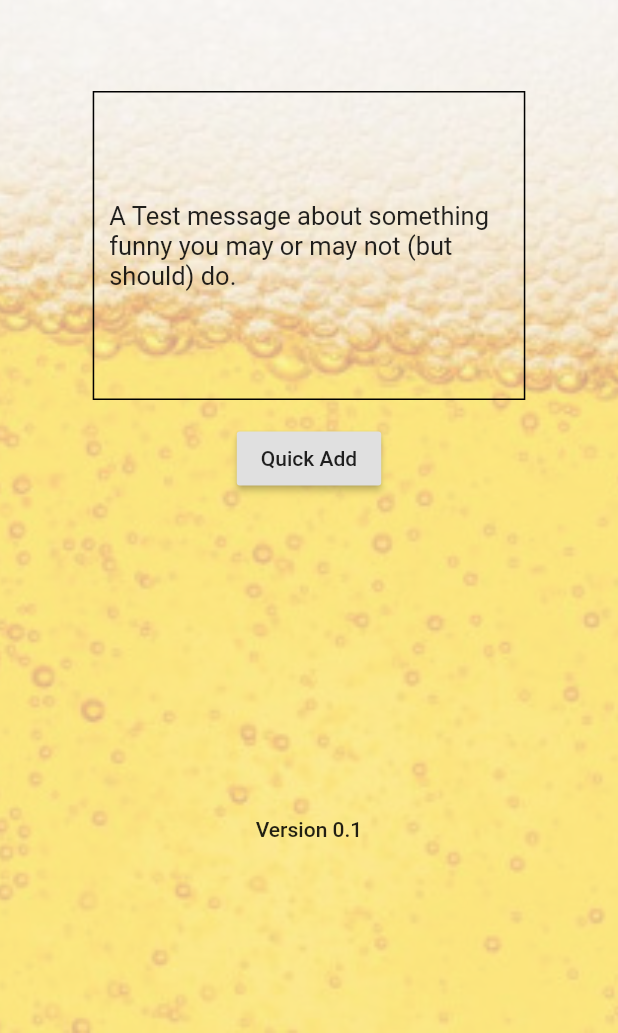
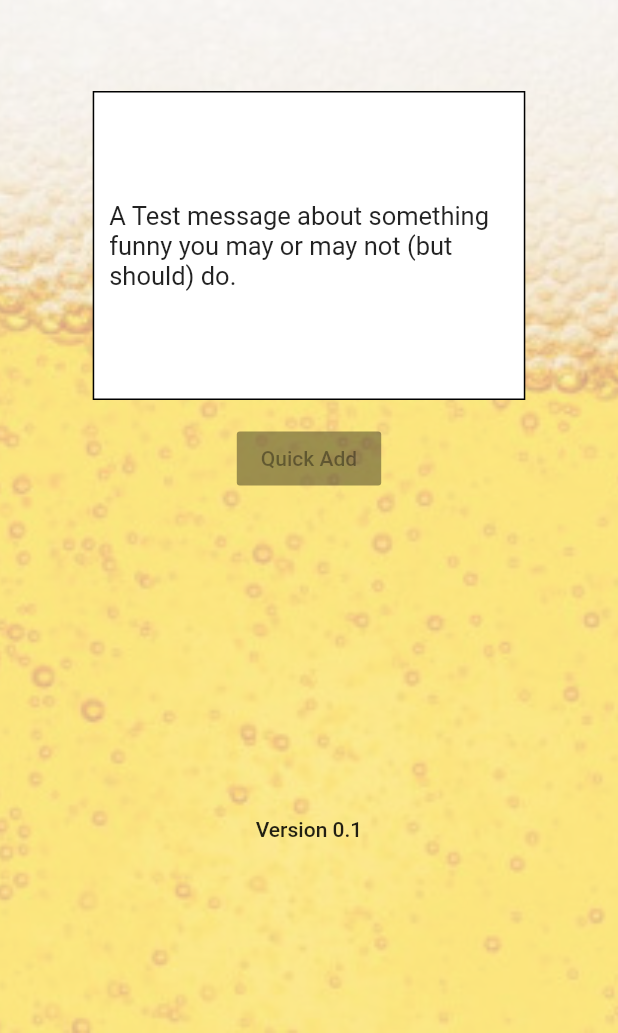
Before and after one commit to Boka44/barjoker-mobile, a Flutter app: the MainScreen screen opened by its route, after a tap on "Quick Add", on a phone screen of 412 x 824 dp, the part 203-1236 px from its top. Run offline on Flutter 3.47's test engine with Material 2 defaults, Android fonts, the phone set to English and light mode, and no system bars.

Commit message:
Styling and added quickAdd feature

```diff
--- a/lib/screens/main_screen.dart
+++ b/lib/screens/main_screen.dart
@@ -1,14 +1,38 @@
 import 'package:flutter/material.dart';
+import 'package:provider/provider.dart';
 
 import '../widgets/side_panel.dart';
 import '../widgets/logo.dart';
 
-class MainScreen extends StatelessWidget {
-static const String routeName = '/main';
+import '../providers/dares.dart';
 
+class MainScreen extends StatefulWidget {
+  static const String routeName = '/main';
+  @override
+  _MainScreenState createState() => _MainScreenState();
+}
+
+class _MainScreenState extends State<MainScreen> {
+  bool quickAdd = true;
   @override
   Widget build(BuildContext context) {
+  String dareOfTheDay = 'A Test message about something funny you may or may not (but should) do.';
+  String dareType = 'dare';
+  String quickButtonText = 'Quick Add';
+
+
+  _handleClick (dares) {
+    dares.saveDare(dareOfTheDay, dareType);
+    quickButtonText = 'Added!';
+    print('Added');
+    setState(() {
+      quickAdd = false;
+    });
+    print(quickAdd);
+  }
+
   final deviceSize = MediaQuery.of(context).size;
+  final dares = Provider.of<Dares>(context);
     return Scaffold(
       appBar: AppBar(
 
@@ -38,11 +62,12 @@ static const String routeName = '/main';
               decoration: BoxDecoration(
                 border: Border.all(
                   width: 1
-                )
+                ),
+                color: Colors.white
               ),
               child: Center(
                 child: Text(
-                  'A Test message about something funny you may or may not (but should) do.',
+                  dareOfTheDay,
                   style: TextStyle(
                     fontSize: 17
                   ),
@@ -52,10 +77,8 @@ static const String routeName = '/main';
             ),
             SizedBox(height: 5,),
             RaisedButton(
-              child: Text('Quick Add'),
-              onPressed: () {
-
-              },
+              child: Text(quickButtonText),
+              onPressed: quickAdd ? () {_handleClick(dares);} : null
             ),
             Container(
               height: deviceSize.height * .3,
```
